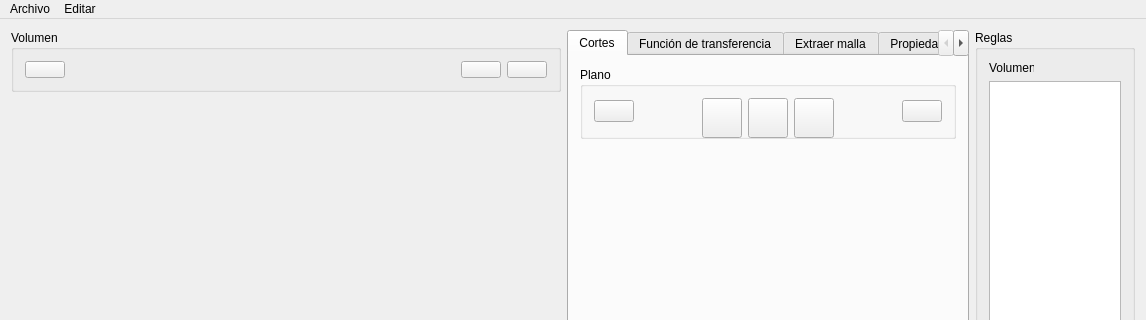
fblupi/grado_informatica-TFG, file 3DCurator/mainwindow.ui: the form before one commit; both pictures show x 0 to 1146 and y 0 to 320 of the 1146 by 700 pixel window.
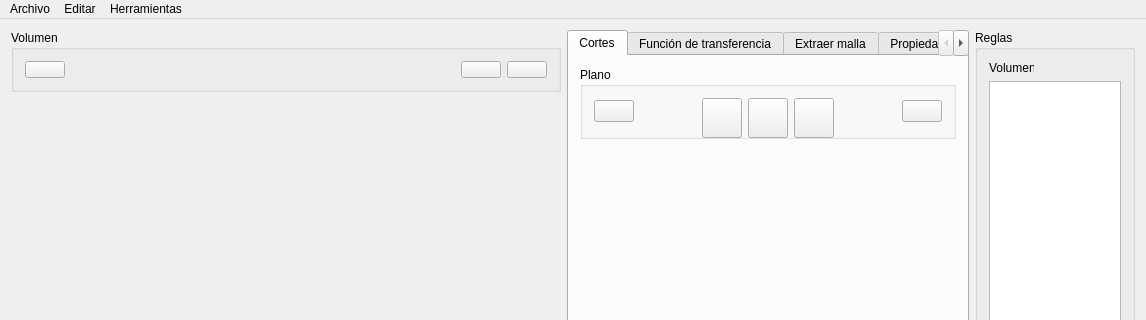
The form after the commit. Icons and pictures are not drawn. Custom widgets are drawn as their Qt base class.

Diff of the .ui file:
```diff
--- a/3DCurator/mainwindow.ui
+++ b/3DCurator/mainwindow.ui
@@ -1484,8 +1484,18 @@
     <addaction name="actionStuccoMesh"/>
     <addaction name="actionMetalMesh"/>
    </widget>
+   <widget class="QMenu" name="menuHerramientas">
+    <property name="title">
+     <string>Herramientas</string>
+    </property>
+    <addaction name="actionImportPreset"/>
+    <addaction name="actionExportPreset"/>
+    <addaction name="separator"/>
+    <addaction name="actionExtractMesh"/>
+   </widget>
    <addaction name="menuArchivo"/>
    <addaction name="menuEditar"/>
+   <addaction name="menuHerramientas"/>
   </widget>
   <widget class="QStatusBar" name="statusBar"/>
   <action name="actionOpenDICOM">
```
Left out of the diff: 5 changed lines with no effect on the pictures.
